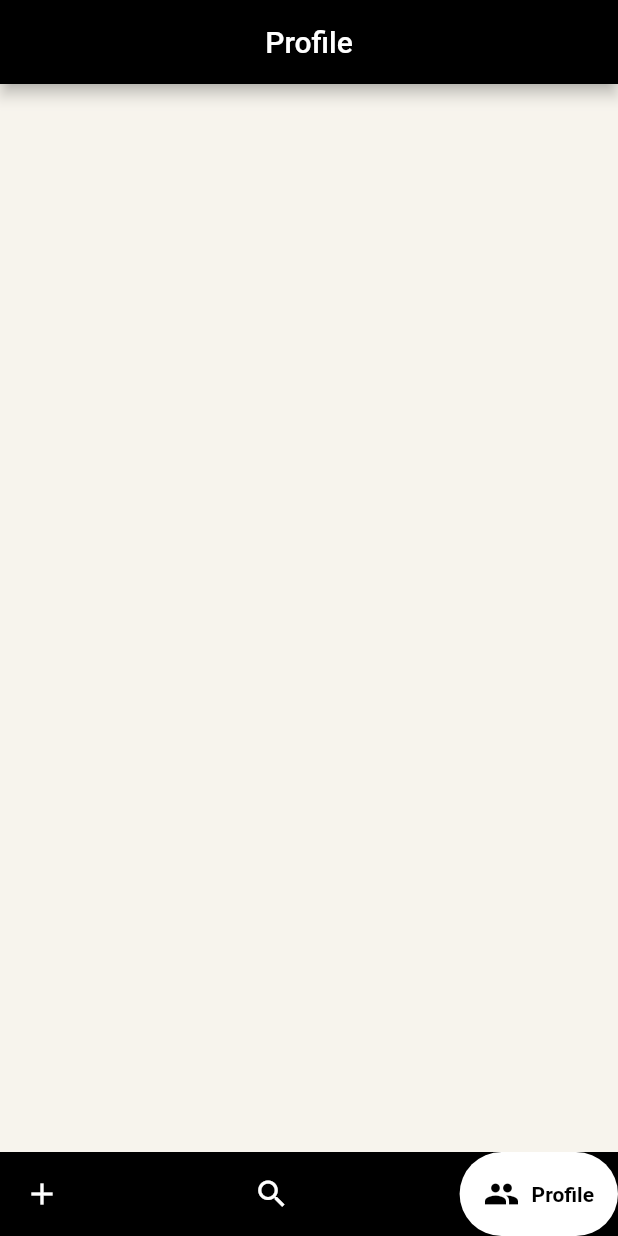
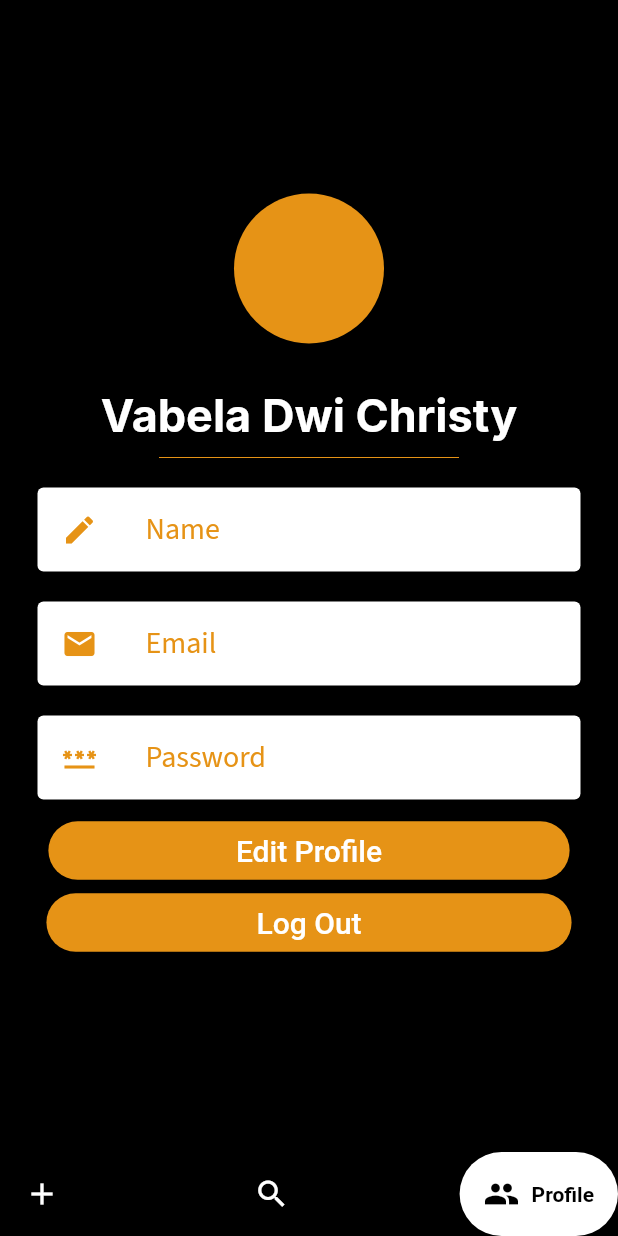
Before and after one commit to belaaaatrix/Lukea, a Flutter app: the screen it shows after launch, item 3 of the bottom bar chosen, on a phone screen of 412 x 824 dp. Run offline on Flutter 3.47's test engine with Material 2 defaults, Android fonts, the phone set to English and light mode, and no system bars; drawn by our look-alikes of google_nav_bar; our stand-ins replace curved_navigation_bar, google_fonts.

Commit message:
ProfilePage

```diff
--- a/lib/pages/AddReview.dart
+++ b/lib/pages/AddReview.dart
@@ -75,7 +75,7 @@ class AddReview extends StatelessWidget {
                             MaterialPageRoute(
                                 builder: (context) => SearchPage()));
                       },
-                      color: Colors.blueGrey[400],
+                      color: Color(0xFFE69316),
                       shape: RoundedRectangleBorder(
                           borderRadius: BorderRadius.circular(40)),
                       child: Text(
--- a/lib/pages/ProfilePage.dart
+++ b/lib/pages/ProfilePage.dart
@@ -1,14 +1,110 @@
+import 'package:cobak/widget/NavBar.dart';
 import 'package:flutter/material.dart';
+import 'package:google_fonts/google_fonts.dart';
 
 class ProfilePage extends StatelessWidget {
   @override
   Widget build(BuildContext context) {
     return Scaffold(
-      appBar: AppBar(
-        automaticallyImplyLeading: false,
-        title: Text('Profile'),
-        backgroundColor: Colors.black,
-        centerTitle: true,
+      body: SafeArea(
+        child: Column(
+          mainAxisAlignment: MainAxisAlignment.center,
+          children: [
+            CircleAvatar(
+              radius: 50,
+              backgroundColor: Color(0xFFE69316),
+            ),
+            SizedBox(
+              height: 30,
+            ),
+            Text('Vabela Dwi Christy',
+                style: GoogleFonts.inter(
+                    fontSize: 30,
+                    color: Colors.white,
+                    fontWeight: FontWeight.bold)),
+            SizedBox(
+              height: 20,
+              width: 200,
+              child: Divider(
+                color: Color(0xFFE69316),
+              ),
+            ),
+            InfoCard(text: 'Name', icon: Icons.edit, onPressed: () async {}),
+            InfoCard(
+              text: 'Email',
+              icon: Icons.email,
+              onPressed: () async {},
+            ),
+            InfoCard(
+              text: 'Password',
+              icon: Icons.password,
+              onPressed: () {},
+            ),
+            ElevatedButton(
+              onPressed: () {
+                Navigator.push(
+                    context, MaterialPageRoute(builder: (context) => NavBar()));
+              },
+              child: Text(
+                "Edit Profile",
+                style: TextStyle(fontSize: 20),
+              ),
+              style: ElevatedButton.styleFrom(
+                  shape: StadiumBorder(),
+                  padding: EdgeInsets.symmetric(vertical: 8, horizontal: 125),
+                  backgroundColor: Color(0xFFE69316)),
+            ),
+             ElevatedButton(
+              onPressed: () {
+                Navigator.push(
+                    context, MaterialPageRoute(builder: (context) => NavBar()));
+              },
+              child: Text(
+                "Log Out",
+                style: TextStyle(fontSize: 20),
+              ),
+              style: ElevatedButton.styleFrom(
+                  shape: StadiumBorder(),
+                  padding: EdgeInsets.symmetric(vertical: 8, horizontal: 140),
+                  backgroundColor: Color(0xFFE69316)),
+            )
+          ],
+        ),
+      ),
+      backgroundColor: Colors.black,
+    );
+  }
+}
+
+class InfoCard extends StatelessWidget {
+  final String text;
+  final IconData icon;
+  Function onPressed;
+
+  InfoCard({
+    required this.text,
+    required this.icon,
+    required this.onPressed,
+  });
+
+  @override
+  Widget build(BuildContext context) {
+    return GestureDetector(
+      onTap: () {},
+      child: Card(
+        color: Colors.white,
+        margin: EdgeInsets.symmetric(vertical: 10.0, horizontal: 25.0),
+        child: ListTile(
+          leading: Icon(
+            icon,
+            color: Color(0xFFE69316),
+          ),
+          title: Text(
+            text,
+            style: GoogleFonts.sourceSansPro(
+                fontSize: 20, color: Color(0xFFE69316)),
+          ),
+        ),
       ),
     );
   }
```
Also changed, not shown: lib/pages/BooksPage.dart (+1 -59 lines), lib/pages/LoginPage.dart (+8 -2 lines), lib/pages/Register.dart (+5 -3 lines), lib/pages/Cobak.dart (deleted), lib/pages/EditProfile.dart (added).
